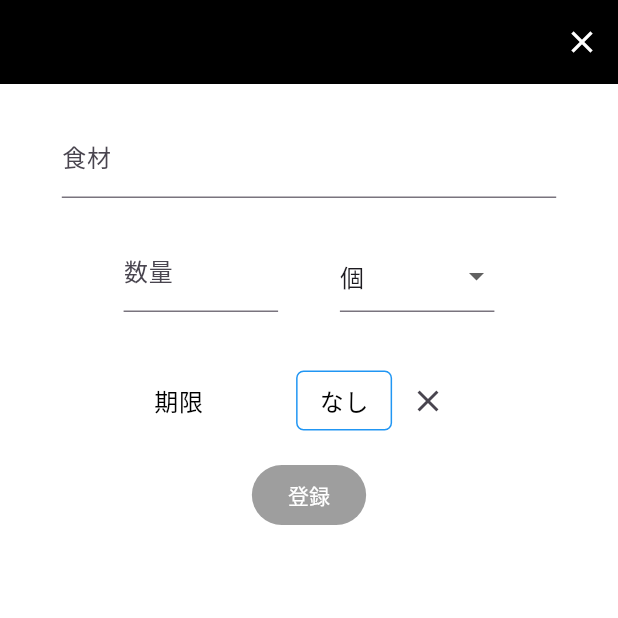
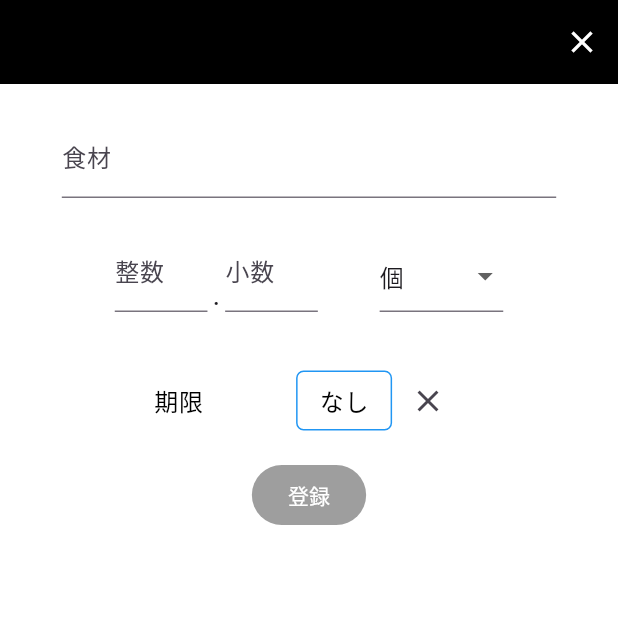
Before and after one commit to n-kenta-n/share_fridge_app, a Flutter app: the AddItemScreen screen opened directly, on a phone screen of 412 x 824 dp, the top half of it. Run offline on Flutter 3.47's test engine with Material 3 defaults, Android fonts, the phone set to English and light mode, and no system bars; our stand-ins replace flutter_dotenv, flutter_riverpod, freezed_annotation, supabase_flutter; accounts and stored records are empty.

Commit message:
数量入力方式変更（整数と小数を別に）

```diff
--- a/lib/screens/add_item_screen.dart
+++ b/lib/screens/add_item_screen.dart
@@ -15,7 +15,8 @@ class AddItemScreen extends ConsumerStatefulWidget {
 
 class AddItemState extends ConsumerState<AddItemScreen> {
   final TextEditingController _itemController = TextEditingController();
-  final TextEditingController _amountController = TextEditingController();
+  final TextEditingController _intController = TextEditingController();
+  final TextEditingController _decimalController = TextEditingController();
   double _amount = 0;
   final DateTime _nowTime = DateTime.now();
   final DateFormat _outputFormat = DateFormat('yyyy/MM/dd');
@@ -28,7 +29,8 @@ class AddItemState extends ConsumerState<AddItemScreen> {
   @override
   void dispose() {
     _itemController.dispose();
-    _amountController.dispose();
+    _intController.dispose();
+    _decimalController.dispose();
     super.dispose();
   }
 
@@ -50,7 +52,7 @@ class AddItemState extends ConsumerState<AddItemScreen> {
   }
 
   // アイテムを登録した際に出るダイアログ
-  Future<void> _showDialog(String itemName) async {
+  Future<void> _addItemDialog(String itemName) async {
     return showDialog<void>(
       context: context,
       barrierDismissible: false,
@@ -88,23 +90,27 @@ class AddItemState extends ConsumerState<AddItemScreen> {
       _displayDate = 'なし';
       _unit = unitList.first;
     });
-    _showDialog(_itemController.text);
+    _addItemDialog(_itemController.text);
     _itemController.clear();
-    _amountController.clear();
+    _intController.clear();
+    _decimalController.clear();
   }
 
   void _validation() {
     if (_itemController.text == '') {
       mySnackBar = SnackBar(content: Text('食材を入力してください'));
       ScaffoldMessenger.of(context).showSnackBar(mySnackBar!);
-    } else if (_amountController.text == '') {
+    } else if (_intController.text == '') {
       mySnackBar = SnackBar(content: Text('数量を入力してください'));
       ScaffoldMessenger.of(context).showSnackBar(mySnackBar!);
-    } else if (_amountController.text.endsWith('.')) {
-      mySnackBar = SnackBar(content: Text('値が不正です'));
-      ScaffoldMessenger.of(context).showSnackBar(mySnackBar!);
     } else {
-      _amount = double.parse(_amountController.text);
+      if (_decimalController.text.isEmpty) {
+        _amount = double.parse(_intController.text);
+      } else {
+        _amount = double.parse(
+          '${_intController.text}.${_decimalController.text}',
+        );
+      }
       if (_amount <= 0) {
         mySnackBar = SnackBar(content: Text('数量には０より大きい値を入力してください'));
         ScaffoldMessenger.of(context).showSnackBar(mySnackBar!);
@@ -153,23 +159,37 @@ class AddItemState extends ConsumerState<AddItemScreen> {
                 crossAxisAlignment: CrossAxisAlignment.end,
                 children: [
                   SizedBox(
-                    width: MediaQuery.of(context).size.width * 0.25,
+                    width: MediaQuery.of(context).size.width * 0.15,
                     child: TextFormField(
                       keyboardType: TextInputType.numberWithOptions(
                         decimal: true,
                       ),
                       inputFormatters: [
-                        FilteringTextInputFormatter.allow(
-                          RegExp(r'^\d(\d*|\d*\.\d*)$'), // 数字と小数点のみ許可
-                        ),
+                        LengthLimitingTextInputFormatter(4),
+                        FilteringTextInputFormatter.digitsOnly,
                       ],
-                      decoration: InputDecoration(labelText: '数量'),
-                      controller: _amountController,
+                      decoration: InputDecoration(labelText: '整数'),
+                      controller: _intController,
+                    ),
+                  ),
+                  Text(' . ', style: TextStyle(fontWeight: FontWeight.bold)),
+                  SizedBox(
+                    width: MediaQuery.of(context).size.width * 0.15,
+                    child: TextFormField(
+                      keyboardType: TextInputType.numberWithOptions(
+                        decimal: true,
+                      ),
+                      inputFormatters: [
+                        LengthLimitingTextInputFormatter(4),
+                        FilteringTextInputFormatter.digitsOnly,
+                      ],
+                      decoration: InputDecoration(labelText: '小数'),
+                      controller: _decimalController,
                     ),
                   ),
                   SizedBox(width: MediaQuery.of(context).size.width * 0.1),
                   SizedBox(
-                    width: MediaQuery.of(context).size.width * 0.25,
+                    width: MediaQuery.of(context).size.width * 0.2,
                     child: DropdownButtonFormField(
                       value: _unit,
                       items:
@@ -223,7 +243,7 @@ class AddItemState extends ConsumerState<AddItemScreen> {
             ),
             ElevatedButton(
               onPressed:
-                  (_itemController.text == '' || _amountController.text == '')
+                  (_itemController.text.isEmpty || _intController.text.isEmpty)
                       ? null
                       : _validation,
               style: ButtonStyle(
```
Also changed, not shown: lib/screens/update_item_screen.dart (+40 -18 lines).
